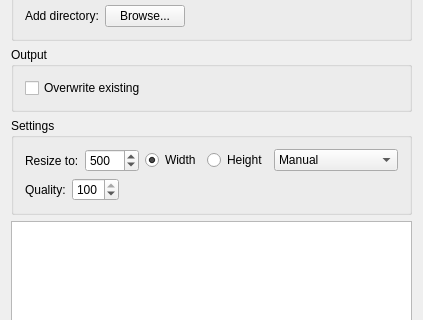
Above: mainwindow.ui from labyrinthofdreams/image-resizer-ui before the change; both pictures show x 0 to 423 and y 102 to 422 of the 423 by 505 pixel window. Below: the same form after it.
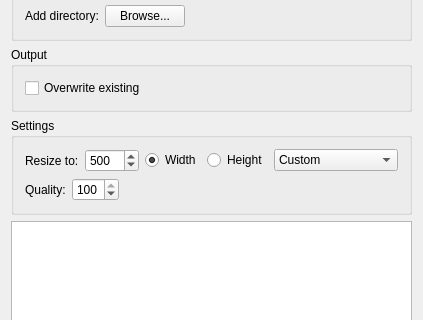
That is the form after the change.

Commit message: Rename 'manual' to 'custom'

```diff
--- a/mainwindow.ui
+++ b/mainwindow.ui
@@ -148,7 +148,7 @@
           <widget class="QComboBox" name="comboBox">
            <item>
             <property name="text">
-             <string>Manual</string>
+             <string>Custom</string>
             </property>
            </item>
            <item>
```
